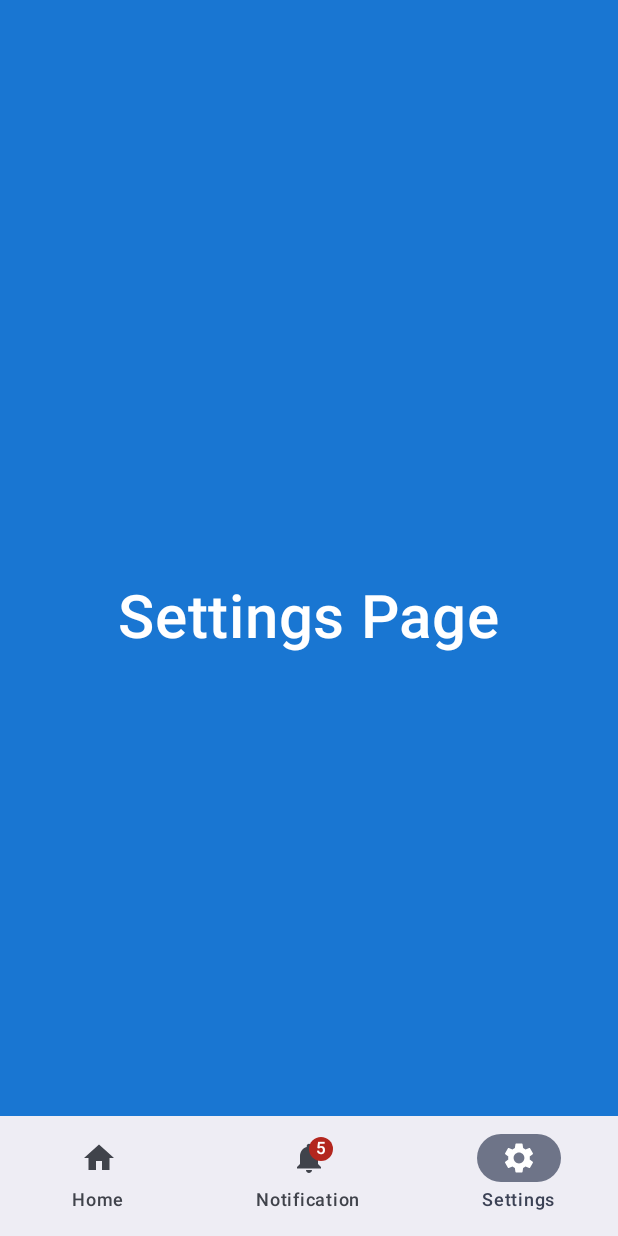
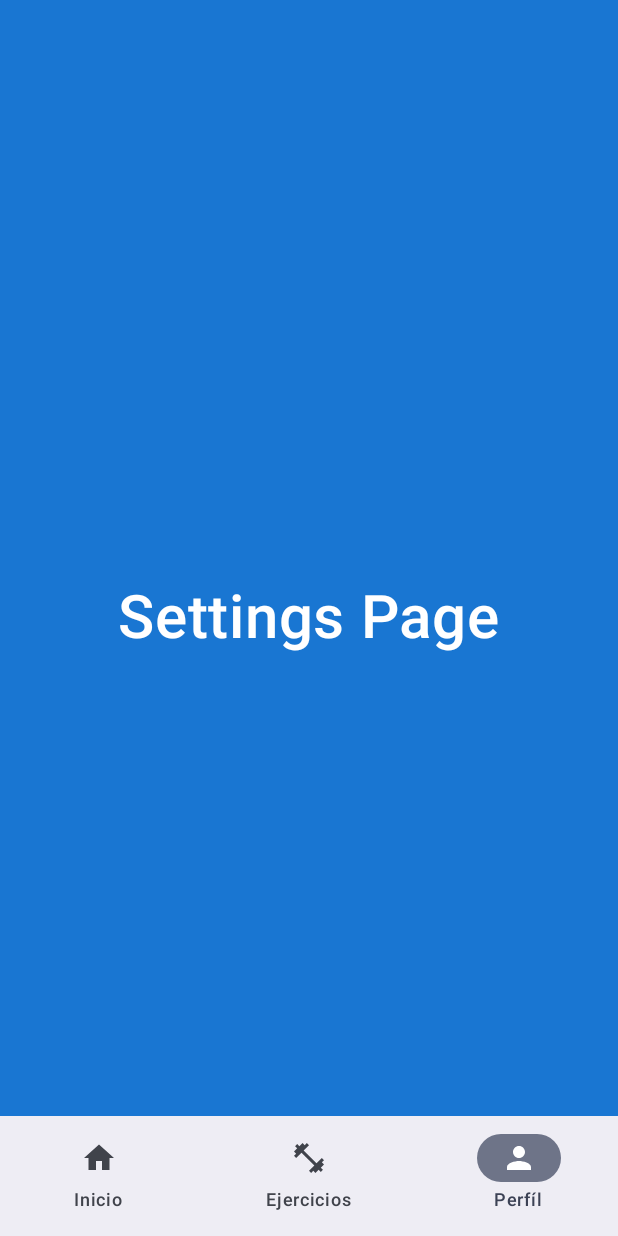
Before and after one commit to Javiiiii11/TFG-GymRace, an Android app built with Jetpack Compose: the screen it shows after launch (MainActivity), item 3 of the bottom bar chosen, on a phone screen of 412 x 824 dp. Run offline under Robolectric (Android 15) with nearby library versions, the phone set to English and light mode, and no system bars.

Commit message:
Funciona navBar y coloco los todos pagina ejercicios

```diff
--- a/GymRace/app/src/main/java/com/example/gymrace/MainScreen.kt
+++ b/GymRace/app/src/main/java/com/example/gymrace/MainScreen.kt
@@ -22,8 +22,10 @@ import androidx.compose.runtime.mutableIntStateOf
 import androidx.compose.runtime.remember
 import androidx.compose.runtime.setValue
 import androidx.compose.ui.Modifier
+import androidx.compose.ui.graphics.vector.ImageVector
+import androidx.compose.ui.res.vectorResource
 import np.com.bimalkafle.bottomnavigationdemo.pages.HomePage
-import np.com.bimalkafle.bottomnavigationdemo.pages.SettingsPage
+import np.com.bimalkafle.bottomnavigationdemo.pages.UserPage
 
 
 @OptIn(ExperimentalMaterial3Api::class)
@@ -32,9 +34,9 @@ fun MainScreen(modifier: Modifier = Modifier) {
 
 
     val navItemList = listOf(
-        NavItem("Home", Icons.Default.Home,0),
-        NavItem("Notification", Icons.Default.Notifications,5),
-        NavItem("Settings", Icons.Default.Settings,0),
+        NavItem("Inicio", Icons.Default.Home,0),
+        NavItem("Ejercicios", ImageVector.vectorResource(id = R.drawable.fitness), 0),
+        NavItem("Perfíl", Icons.Default.Person,0),
     )
 
     var selectedIndex by remember {
@@ -79,7 +81,7 @@ fun MainScreen(modifier: Modifier = Modifier) {
 fun ContentScreen(modifier: Modifier = Modifier, selectedIndex : Int) {
     when(selectedIndex){
         0-> HomePage()
-        1-> NotificationPage()
-        2-> SettingsPage()
+        1-> EjerciciosPage()
+        2-> UserPage()
     }
 }
--- a/GymRace/app/src/main/java/com/example/gymrace/pages/SettingsPage.kt
+++ b/GymRace/app/src/main/java/com/example/gymrace/pages/UserPage.kt
@@ -13,7 +13,7 @@ import androidx.compose.ui.text.font.FontWeight
 import androidx.compose.ui.unit.sp
 
 @Composable
-fun SettingsPage(modifier: Modifier = Modifier) {
+fun UserPage(modifier: Modifier = Modifier) {
     Column(
         modifier = modifier
             .fillMaxSize()
--- /dev/null
+++ b/GymRace/app/src/main/res/drawable/fitness.xml
@@ -0,0 +1,5 @@
+<vector xmlns:android="http://schemas.android.com/apk/res/android" android:height="24dp" android:tint="#000000" android:viewportHeight="24" android:viewportWidth="24" android:width="24dp">
+
+    <path android:fillColor="@android:color/white" android:pathData="M20.57,14.86L22,13.43 20.57,12 17,15.57 8.43,7 12,3.43 10.57,2 9.14,3.43 7.71,2 5.57,4.14 4.14,2.71 2.71,4.14l1.43,1.43L2,7.71l1.43,1.43L2,10.57 3.43,12 7,8.43 15.57,17 12,20.57 13.43,22l1.43,-1.43L16.29,22l2.14,-2.14 1.43,1.43 1.43,-1.43 -1.43,-1.43L22,16.29z"/>
+
+</vector>
```
Also changed, not shown: GymRace/app/src/main/java/com/example/gymrace/pages/EjerciciosPage.kt (renamed from GymRace/app/src/main/java/com/example/gymrace/pages/NotificationPage.kt, +16 -52 lines).
